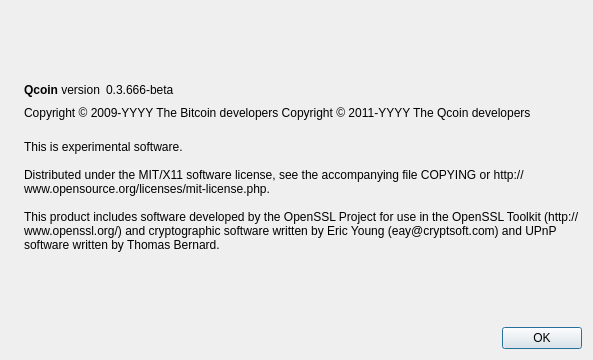
Above: src/qt/forms/aboutdialog.ui from Qcoin/qcoin before the change. Below: the same form after it.
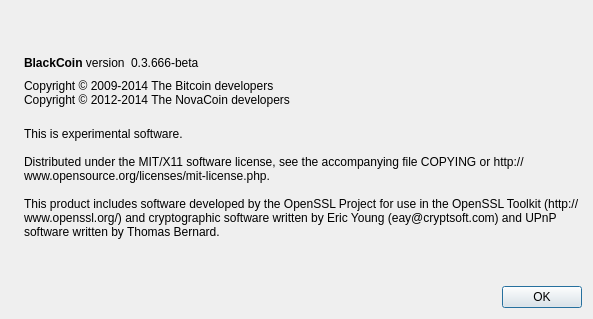
That is the form after the change. Icons and pictures are not drawn.

```diff
--- a/src/qt/forms/aboutdialog.ui
+++ b/src/qt/forms/aboutdialog.ui
@@ -7,7 +7,7 @@
     <x>0</x>
     <y>0</y>
     <width>593</width>
-    <height>360</height>
+    <height>319</height>
    </rect>
   </property>
   <property name="windowTitle">
@@ -50,7 +50,7 @@
           <cursorShape>IBeamCursor</cursorShape>
          </property>
          <property name="text">
-          <string>&lt;b&gt;Qcoin&lt;/b&gt; version</string>
+          <string>&lt;b&gt;BlackCoin&lt;/b&gt; version</string>
          </property>
          <property name="textInteractionFlags">
           <set>Qt::LinksAccessibleByMouse|Qt::TextSelectableByKeyboard|Qt::TextSelectableByMouse</set>
@@ -91,11 +91,8 @@
         <cursorShape>IBeamCursor</cursorShape>
        </property>
        <property name="text">
-        <string notr="true">Copyright &amp;copy; 2009-YYYY The Bitcoin developers
-Copyright &amp;copy; 2011-YYYY The Qcoin developers</string>
-       </property>
-       <property name="textFormat">
-        <enum>Qt::RichText</enum>
+        <string>Copyright © 2009-2014 The Bitcoin developers
+Copyright © 2012-2014 The NovaCoin developers</string>
        </property>
        <property name="textInteractionFlags">
         <set>Qt::LinksAccessibleByMouse|Qt::TextSelectableByKeyboard|Qt::TextSelectableByMouse</set>
```
Left out of the diff: 2 changed lines with no effect on the pictures.
